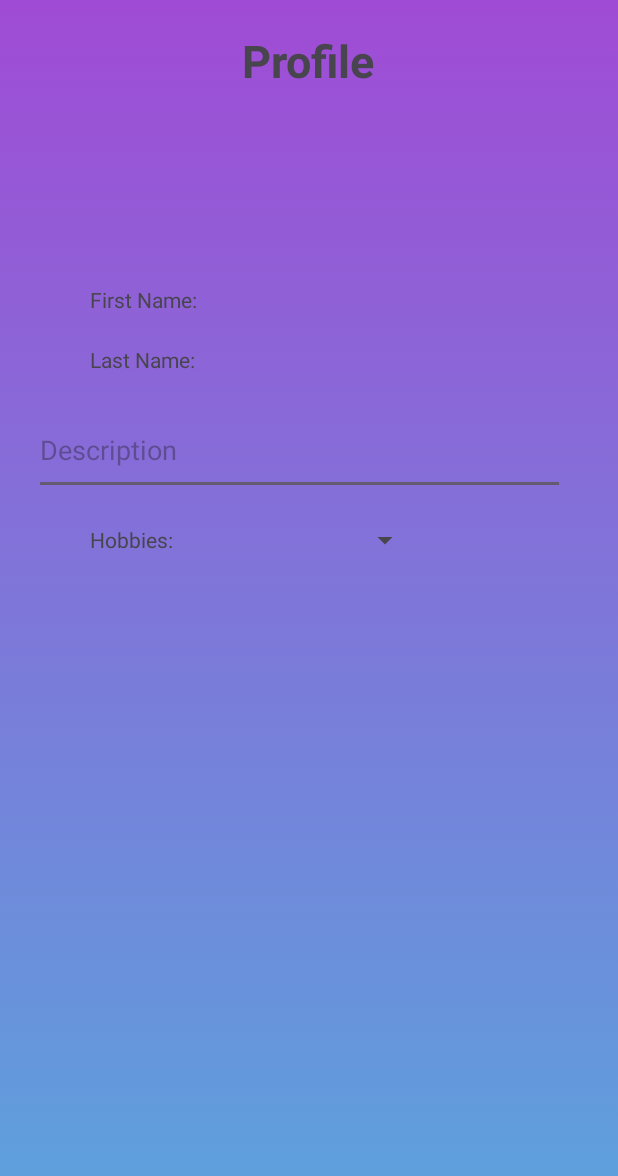
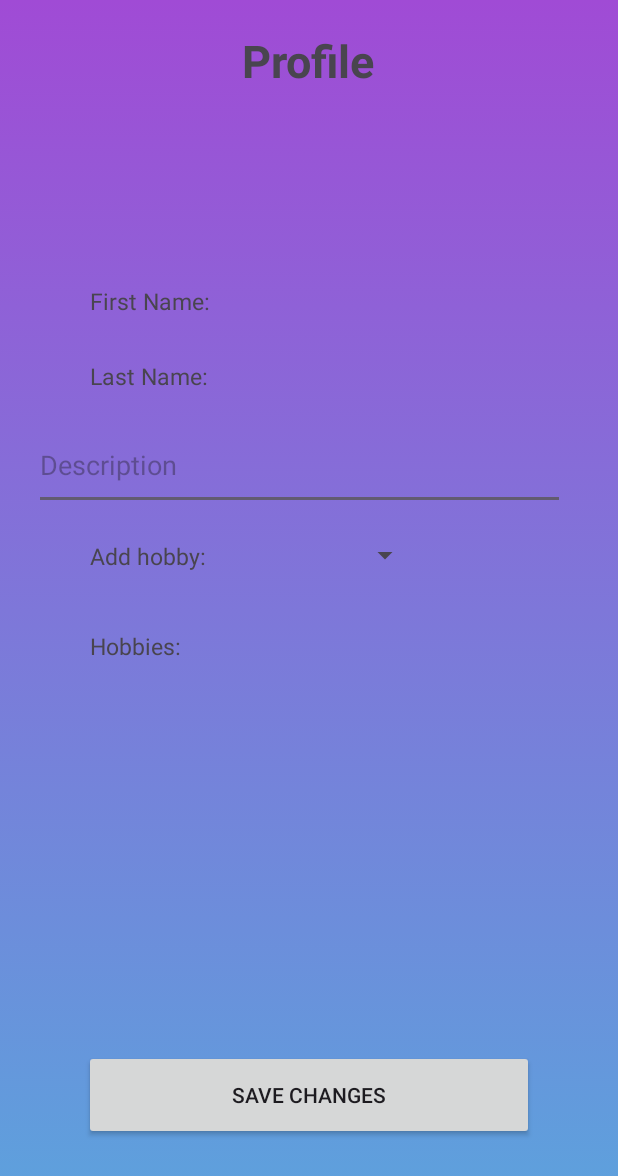
Before and after one commit to NickProgrammerGaming/HackTuesXApp, an Android app: the layout fragment_profile.xml on its own in the app's theme, with its tools: preview values and no code run, on a phone screen of 412 x 824 dp. Shown: the top 1176 px of the screen. Run offline under Robolectric (Android 15) with nearby library versions, the phone set to English and light mode, and no system bars.

Commit message:
Profile page partially works

```diff
--- a/app/src/main/java/telkadjiite/hacktuesx/prilojenie/CreateEvents.java
+++ b/app/src/main/java/telkadjiite/hacktuesx/prilojenie/CreateEvents.java
@@ -68,6 +68,7 @@ public class CreateEvents extends Fragment {
 
         adapter.setDropDownViewResource(android.R.layout.simple_spinner_item);
         hobbiesSpinner.setAdapter(adapter);
+
 
 
 
--- a/app/src/main/res/layout/fragment_create_events.xml
+++ b/app/src/main/res/layout/fragment_create_events.xml
@@ -57,7 +57,7 @@
     <TextView
         android:layout_width="wrap_content"
         android:layout_height="wrap_content"
-        android:layout_marginLeft="80dp"
+        android:layout_marginLeft="90dp"
         android:layout_marginTop="490dp"
         android:text="Hobby Type:"
         android:textStyle="bold"/>
@@ -67,6 +67,7 @@
         android:layout_height="40dp"
         android:layout_gravity="center_horizontal"
         android:layout_marginTop="480dp"
+        android:layout_marginLeft="10dp"
         android:id="@+id/spinnerHobbies"
         />
 
--- a/app/src/main/res/layout/fragment_profile.xml
+++ b/app/src/main/res/layout/fragment_profile.xml
@@ -23,21 +23,24 @@
         android:text="First Name:"
         android:layout_marginTop="190dp"
         android:layout_marginLeft="60dp"
-        android:id="@+id/first_name"/>
+        android:id="@+id/first_name"
+        android:textSize="15dp"
+        />
 
     <TextView
         android:id="@+id/last_name"
         android:layout_width="wrap_content"
         android:layout_height="wrap_content"
         android:layout_marginLeft="60dp"
-        android:layout_marginTop="230dp"
-        android:text="Last Name:" />
+        android:layout_marginTop="240dp"
+        android:text="Last Name:"
+        android:textSize="15dp"/>
 
     <EditText
         android:id="@+id/profile_description"
         android:layout_width="354dp"
         android:layout_height="60dp"
-        android:layout_marginTop="270dp"
+        android:layout_marginTop="280dp"
         android:hint="Description"
         android:inputType="textPassword"
         android:layout_marginLeft="-6dp"
@@ -45,18 +48,48 @@
         android:textColor="@color/black" />
 
     <TextView
-        android:id="@+id/hobbies"
+        android:id="@+id/addHobby"
         android:layout_width="wrap_content"
         android:layout_height="wrap_content"
         android:layout_marginLeft="60dp"
-        android:layout_marginTop="350dp"
-        android:text="Hobbies:" />
+        android:layout_marginTop="360dp"
+        android:text="Add hobby:"
+        android:textSize="15dp"/>
 
     <Spinner
         android:layout_width="150dp"
         android:layout_height="40dp"
         android:layout_gravity="center_horizontal"
-        android:layout_marginTop="340dp"
-        android:id="@+id/spinner_prof_hobb"/>
+        android:layout_marginTop="350dp"
+        android:id="@+id/spinner_prof_hobby"/>
+
+    <TextView
+        android:id="@+id/hobbies"
+        android:layout_width="wrap_content"
+        android:layout_height="wrap_content"
+        android:layout_marginLeft="60dp"
+        android:layout_marginTop="420dp"
+        android:text="Hobbies: "
+        android:textSize="15dp"/>
+
+    <LinearLayout
+        android:id="@+id/hobbiesLayout"
+        android:layout_width="200dp"
+        android:layout_height="190dp"
+        android:layout_marginTop="420dp"
+        android:layout_marginLeft="30dp"
+        android:layout_gravity="center_horizontal"
+        android:orientation="vertical"
+
+        />
+
+    <androidx.appcompat.widget.AppCompatButton
+        android:layout_width="300dp"
+        android:layout_height="60dp"
+        android:layout_marginTop="700dp"
+        android:id="@+id/saveChangesButton"
+        android:text="Save Changes"
+        android:layout_gravity="center_horizontal"/>
+
 
 </FrameLayout>
```
Also changed, not shown: app/src/main/java/telkadjiite/hacktuesx/prilojenie/Profile.java (+126 -1 lines).
